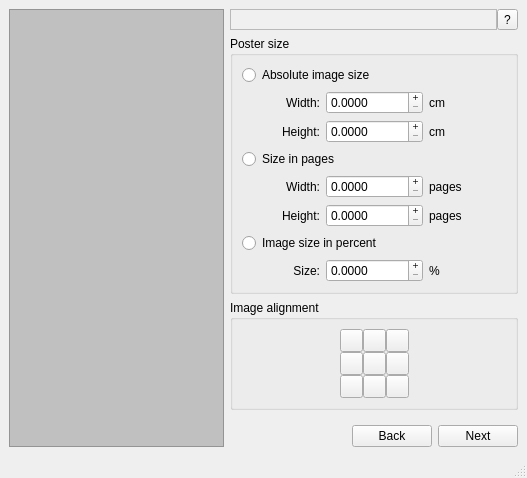
The window that src/mainwindow.ui (aportale/posterazor) describes before a commit, drawn with Qt 5.
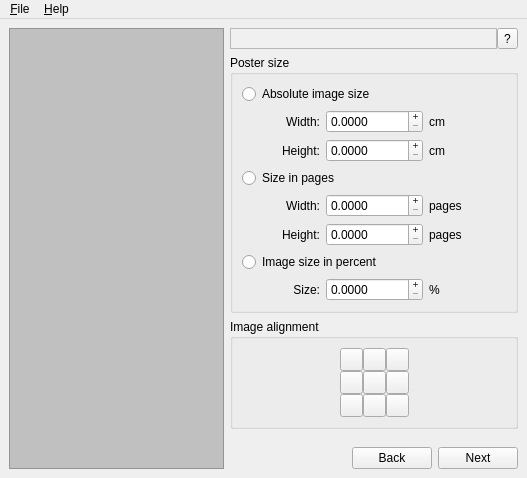
The same window after the commit. Icons and pictures are not drawn. Custom widgets are drawn as their Qt base class.

Commit message: Setting window title. About Qt dialog in help menu.

```diff
--- a/src/mainwindow.ui
+++ b/src/mainwindow.ui
@@ -1651,8 +1651,25 @@
      <height>22</height>
     </rect>
    </property>
+   <widget class="QMenu" name="m_menu_File" >
+    <property name="title" >
+     <string>&amp;File</string>
+    </property>
+   </widget>
+   <widget class="QMenu" name="m_menu_About" >
+    <property name="title" >
+     <string>&amp;Help</string>
+    </property>
+    <addaction name="m_actionAboutQt" />
+   </widget>
+   <addaction name="m_menu_File" />
+   <addaction name="m_menu_About" />
   </widget>
-  <widget class="QStatusBar" name="statusbar" />
+  <action name="m_actionAboutQt" >
+   <property name="text" >
+    <string>About Qt</string>
+   </property>
+  </action>
  </widget>
  <customwidgets>
   <customwidget>
```
Left out of the diff: 2 changed lines with no effect on the pictures. The commit also changes 2 other files.
